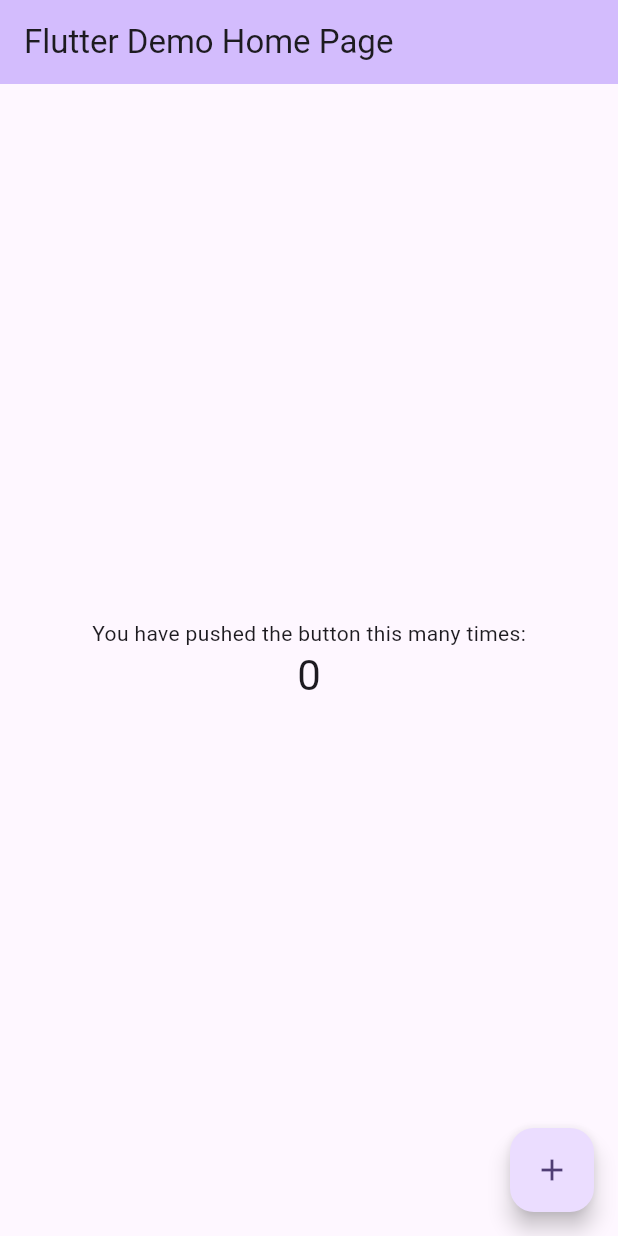
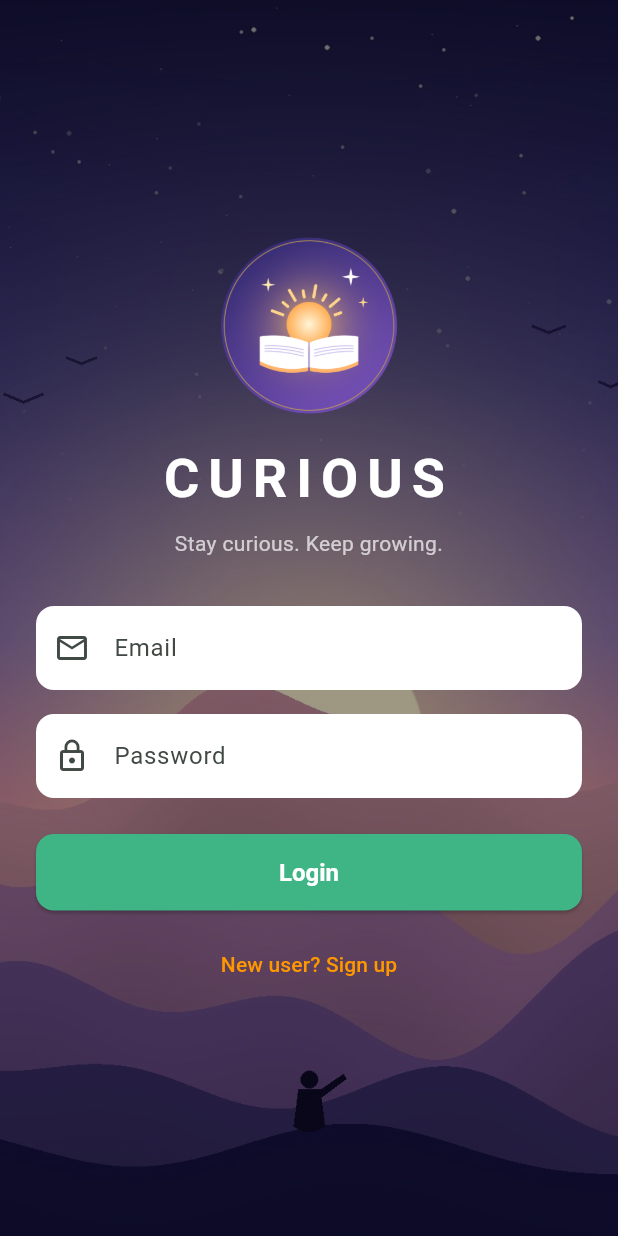
Before and after one commit to akashdebnath-alt/flutter_program_app, a Flutter app: the screen it shows after launch, on a phone screen of 412 x 824 dp. Run offline on Flutter 3.47's test engine with Material 3 defaults, Android fonts, the phone set to English and light mode, and no system bars.

Commit message:
Add CURIOUS book and sunrise logo

```diff
--- a/lib/main.dart
+++ b/lib/main.dart
@@ -1,4 +1,6 @@
 import 'package:flutter/material.dart';
+import 'screens/login_screen.dart';
+import 'theme/app_theme.dart';
 
 void main() {
   runApp(const MyApp());
@@ -7,116 +9,13 @@ void main() {
 class MyApp extends StatelessWidget {
   const MyApp({super.key});
 
-  // This widget is the root of your application.
   @override
   Widget build(BuildContext context) {
     return MaterialApp(
-      title: 'Flutter Demo',
-      theme: ThemeData(
-        // This is the theme of your application.
-        //
-        // TRY THIS: Try running your application with "flutter run". You'll see
-        // the application has a purple toolbar. Then, without quitting the app,
-        // try changing the seedColor in the colorScheme below to Colors.green
-        // and then invoke "hot reload" (save your changes or press the "hot
-        // reload" button in a Flutter-supported IDE, or press "r" if you used
-        // the command line to start the app).
-        //
-        // Notice that the counter didn't reset back to zero; the application
-        // state is not lost during the reload. To reset the state, use hot
-        // restart instead.
-        //
-        // This works for code too, not just values: Most code changes can be
-        // tested with just a hot reload.
-        colorScheme: .fromSeed(seedColor: Colors.deepPurple),
-      ),
-      home: const MyHomePage(title: 'Flutter Demo Home Page'),
+      title: 'Excelerate',
+      debugShowCheckedModeBanner: false,
+      theme: AppTheme.light,
+      home: const LoginScreen(),
     );
   }
 }
-
-class MyHomePage extends StatefulWidget {
-  const MyHomePage({super.key, required this.title});
-
-  // This widget is the home page of your application. It is stateful, meaning
-  // that it has a State object (defined below) that contains fields that affect
-  // how it looks.
-
-  // This class is the configuration for the state. It holds the values (in this
-  // case the title) provided by the parent (in this case the App widget) and
-  // used by the build method of the State. Fields in a Widget subclass are
-  // always marked "final".
-
-  final String title;
-
-  @override
-  State<MyHomePage> createState() => _MyHomePageState();
-}
-
-class _MyHomePageState extends State<MyHomePage> {
-  int _counter = 0;
-
-  void _incrementCounter() {
-    setState(() {
-      // This call to setState tells the Flutter framework that something has
-      // changed in this State, which causes it to rerun the build method below
-      // so that the display can reflect the updated values. If we changed
-      // _counter without calling setState(), then the build method would not be
-      // called again, and so nothing would appear to happen.
-      _counter++;
-    });
-  }
-
-  @override
-  Widget build(BuildContext context) {
-    // This method is rerun every time setState is called, for instance as done
-    // by the _incrementCounter method above.
-    //
-    // The Flutter framework has been optimized to make rerunning build methods
-    // fast, so that you can just rebuild anything that needs updating rather
-    // than having to individually change instances of widgets.
-    return Scaffold(
-      appBar: AppBar(
-        // TRY THIS: Try changing the color here to a specific color (to
-        // Colors.amber, perhaps?) and trigger a hot reload to see the AppBar
-        // change color while the other colors stay the same.
-        backgroundColor: Theme.of(context).colorScheme.inversePrimary,
-        // Here we take the value from the MyHomePage object that was created by
-        // the App.build method, and use it to set our appbar title.
-        title: Text(widget.title),
-      ),
-      body: Center(
-        // Center is a layout widget. It takes a single child and positions it
-        // in the middle of the parent.
-        child: Column(
-          // Column is also a layout widget. It takes a list of children and
-          // arranges them vertically. By default, it sizes itself to fit its
-          // children horizontally, and tries to be as tall as its parent.
-          //
-          // Column has various properties to control how it sizes itself and
-          // how it positions its children. Here we use mainAxisAlignment to
-          // center the children vertically; the main axis here is the vertical
-          // axis because Columns are vertical (the cross axis would be
-          // horizontal).
-          //
-          // TRY THIS: Invoke "debug painting" (choose the "Toggle Debug Paint"
-          // action in the IDE, or press "p" in the console), to see the
-          // wireframe for each widget.
-          mainAxisAlignment: .center,
-          children: [
-            const Text('You have pushed the button this many times:'),
-            Text(
-              '$_counter',
-              style: Theme.of(context).textTheme.headlineMedium,
-            ),
-          ],
-        ),
-      ),
-      floatingActionButton: FloatingActionButton(
-        onPressed: _incrementCounter,
-        tooltip: 'Increment',
-        child: const Icon(Icons.add),
-      ),
-    );
-  }
-}
--- /dev/null
+++ b/lib/screens/login_screen.dart
@@ -0,0 +1,103 @@
+import 'package:flutter/material.dart';
+import '../theme/app_theme.dart';
+
+class LoginScreen extends StatelessWidget {
+  const LoginScreen({super.key});
+
+  @override
+  Widget build(BuildContext context) {
+    return Scaffold(
+      body: Container(
+        // Full-screen background image, darkened so the text stays readable
+        decoration: const BoxDecoration(
+          image: DecorationImage(
+            image: AssetImage('assets/images/background.png.jpg'),
+            fit: BoxFit.cover,
+            colorFilter: ColorFilter.mode(Colors.black38, BlendMode.darken),
+          ),
+        ),
+        child: SafeArea(
+          child: Center(
+            child: SingleChildScrollView(
+              padding: const EdgeInsets.all(24),
+              child: ConstrainedBox(
+                constraints: const BoxConstraints(maxWidth: 400),
+                child: Column(
+                  crossAxisAlignment: CrossAxisAlignment.stretch,
+                  children: [
+                    // Logo
+                    Center(
+                      child: Image.asset(
+                        'assets/images/logo.png',
+                        width: 120,
+                        height: 120,
+                      ),
+                    ),
+                    const SizedBox(height: 16),
+
+                    // App name
+                    const Text(
+                      'CURIOUS',
+                      textAlign: TextAlign.center,
+                      style: TextStyle(
+                        fontSize: 36,
+                        fontWeight: FontWeight.bold,
+                        letterSpacing: 6,
+                        color: Colors.white,
+                      ),
+                    ),
+                    const SizedBox(height: 8),
+
+                    // Tagline
+                    const Text(
+                      'Stay curious. Keep growing.',
+                      textAlign: TextAlign.center,
+                      style: TextStyle(color: Colors.white70),
+                    ),
+                    const SizedBox(height: 32),
+
+                    // Email field
+                    const TextField(
+                      keyboardType: TextInputType.emailAddress,
+                      decoration: InputDecoration(
+                        labelText: 'Email',
+                        prefixIcon: Icon(Icons.email_outlined),
+                      ),
+                    ),
+                    const SizedBox(height: 16),
+
+                    // Password field
+                    const TextField(
+                      obscureText: true,
+                      decoration: InputDecoration(
+                        labelText: 'Password',
+                        prefixIcon: Icon(Icons.lock_outline),
+                      ),
+                    ),
+                    const SizedBox(height: 24),
+
+                    // Login button (navigation to Home comes next)
+                    ElevatedButton(
+                      onPressed: () {},
+                      child: const Text('Login'),
+                    ),
+                    const SizedBox(height: 12),
+
+                    // Sign up link
+                    TextButton(
+                      style: TextButton.styleFrom(
+                        foregroundColor: AppColors.secondary,
+                      ),
+                      onPressed: () {},
+                      child: const Text('New user? Sign up'),
+                    ),
+                  ],
+                ),
+              ),
+            ),
+          ),
+        ),
+      ),
+    );
+  }
+}
--- /dev/null
+++ b/lib/theme/app_theme.dart
@@ -0,0 +1,42 @@
+import 'package:flutter/material.dart';
+
+class AppColors {
+  static const primary = Color.fromARGB(255, 63, 181, 134);   // change to Excelerate's main color
+  static const secondary = Color(0xFFFF9800); // change to Excelerate's accent color
+  static const background = Color(0xFFF5F6FA);
+}
+
+class AppTheme {
+  static ThemeData get light => ThemeData(
+        useMaterial3: true,
+        colorScheme: ColorScheme.fromSeed(seedColor: AppColors.primary),
+        scaffoldBackgroundColor: AppColors.background,
+        appBarTheme: const AppBarTheme(
+          backgroundColor: AppColors.primary,
+          foregroundColor: Colors.white,
+          centerTitle: true,
+        ),
+        inputDecorationTheme: InputDecorationTheme(
+          filled: true,
+          fillColor: Colors.white,
+          contentPadding:
+              const EdgeInsets.symmetric(horizontal: 16, vertical: 16),
+          border: OutlineInputBorder(
+            borderRadius: BorderRadius.circular(12),
+            borderSide: BorderSide.none,
+          ),
+        ),
+        elevatedButtonTheme: ElevatedButtonThemeData(
+          style: ElevatedButton.styleFrom(
+            backgroundColor: AppColors.primary,
+            foregroundColor: Colors.white,
+            padding: const EdgeInsets.symmetric(vertical: 16),
+            shape: RoundedRectangleBorder(
+              borderRadius: BorderRadius.circular(12),
+            ),
+            textStyle:
+                const TextStyle(fontSize: 16, fontWeight: FontWeight.w600),
+          ),
+        ),
+      );
+}
```
Also changed, not shown: pubspec.yaml (+2 -34 lines), assets/images/background.png.jpg (added), assets/images/logo.png (added).
